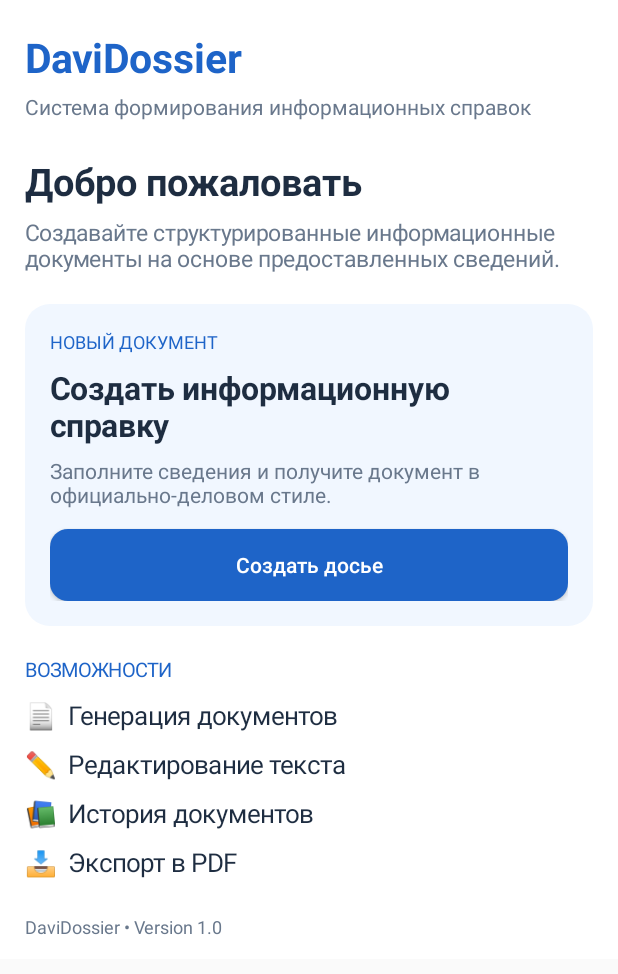
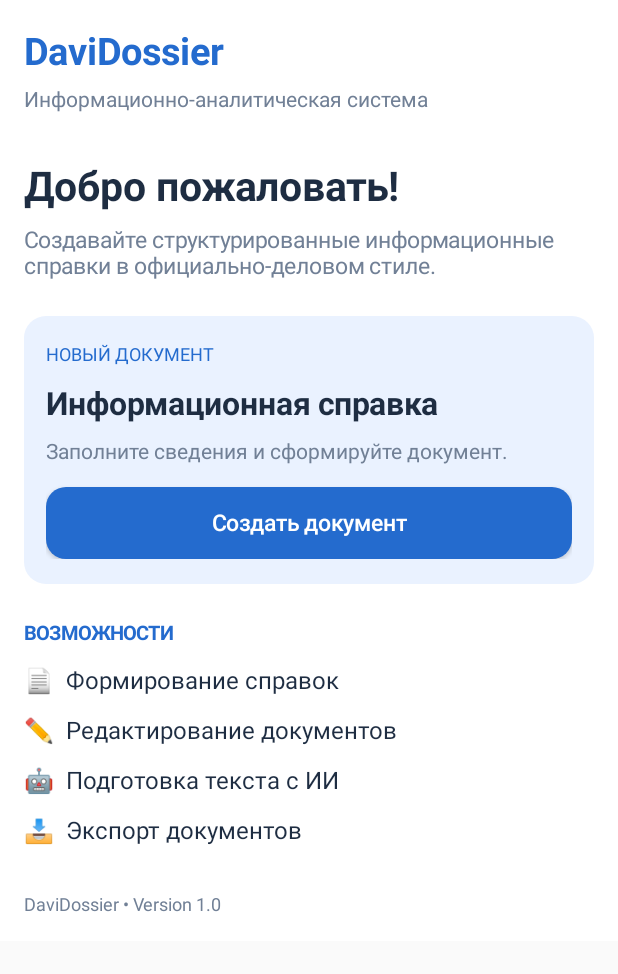
Before and after one commit to arabyandavid73-max/DaviDossier, an Android app: the screen it shows after launch (MainActivity), on a phone screen of 412 x 824 dp. Shown: the top 974 px of the screen. Run offline under Robolectric (Android 15) with nearby library versions, the phone set to English and light mode, and no system bars.

Commit message:
Update MainActivity.java

```diff
--- a/app/src/main/java/com/davidik/dossier/MainActivity.java
+++ b/app/src/main/java/com/davidik/dossier/MainActivity.java
@@ -1,3 +1,4 @@
+
 package com.davidik.dossier;
 
 import android.app.*;
@@ -10,20 +11,22 @@ import android.widget.*;
 
 public class MainActivity extends Activity {
 
+    int blue = 0xFF246BCE;
+    int dark = 0xFF1E2D42;
+    int gray = 0xFF718096;
+    int light = 0xFFF2F6FC;
+
     LinearLayout root;
+    EditText fullName, birthDate, country, city, profession, details;
 
-    int blue = Color.rgb(30, 100, 200);
-    int dark = Color.rgb(30, 45, 65);
-    int gray = Color.rgb(105, 120, 140);
-
-    GradientDrawable bg(int color, int radius) {
+    GradientDrawable shape(int color, int radius) {
         GradientDrawable d = new GradientDrawable();
         d.setColor(color);
         d.setCornerRadius(radius);
         return d;
     }
 
-    TextView text(String value, int size, int color) {
+    TextView label(String value, int size, int color) {
         TextView t = new TextView(this);
         t.setText(value);
         t.setTextSize(size);
@@ -31,21 +34,56 @@ public class MainActivity extends Activity {
         return t;
     }
 
-    EditText field(String hint) {
+    void space(LinearLayout layout, int height) {
+        View v = new View(this);
+        layout.addView(v, new LinearLayout.LayoutParams(1, height));
+    }
+
+    Button makeButton(String value) {
+        Button b = new Button(this);
+        b.setText(value);
+        b.setTextColor(Color.WHITE);
+        b.setTextSize(15);
+        b.setAllCaps(false);
+        b.setBackground(shape(blue, 20));
+        return b;
+    }
+
+    EditText makeField(String hint) {
         EditText e = new EditText(this);
         e.setHint(hint);
         e.setTextSize(15);
         e.setSingleLine(true);
-        e.setPadding(35, 20, 35, 20);
-        e.setBackground(bg(Color.rgb(245, 248, 252), 20));
+        e.setPadding(22, 14, 22, 14);
+        e.setBackground(shape(light, 16));
         return e;
     }
 
-    void space(LinearLayout layout, int height) {
-        View v = new View(this);
-        layout.addView(v, new LinearLayout.LayoutParams(
-            1, height
-        ));
+    void setup(String title) {
+        root = new LinearLayout(this);
+        root.setOrientation(1);
+        root.setPadding(24, 25, 24, 25);
+        root.setBackgroundColor(Color.WHITE);
+
+        ScrollView scroll = new ScrollView(this);
+        scroll.addView(root);
+        setContentView(scroll);
+
+        TextView logo = label("DaviDossier", 25, blue);
+        logo.setTypeface(null, Typeface.BOLD);
+        root.addView(logo);
+
+        space(root, 8);
+        root.addView(label(title, 14, gray));
+    }
+
+    void addField(String title, EditText field) {
+        space(root, 15);
+        TextView t = label(title, 14, dark);
+        t.setTypeface(null, Typeface.BOLD);
+        root.addView(t);
+        space(root, 7);
+        root.addView(field);
     }
 
     @Override
@@ -63,107 +101,214 @@ public class MainActivity extends Activity {
     }
 
     void showHome() {
-        root = new LinearLayout(this);
-        root.setOrientation(1);
-        root.setBackgroundColor(Color.WHITE);
-        root.setPadding(25, 30, 25, 20);
+        setup("Информационно-аналитическая система");
 
-        ScrollView scroll = new ScrollView(this);
-        scroll.addView(root);
+        space(root, 45);
 
-        setContentView(scroll);
+        TextView title = label("Добро пожаловать!", 27, dark);
+        title.setTypeface(null, Typeface.BOLD);
+        root.addView(title);
 
-        TextView logo = text("DaviDossier", 27, blue);
-        logo.setTypeface(null, Typeface.BOLD);
-        root.addView(logo);
+        space(root, 12);
 
-        space(root, 8);
-
-        root.addView(text(
-            "Система формирования информационных справок",
-            14, gray
+        root.addView(label(
+            "Создавайте структурированные информационные " +
+            "справки в официально-деловом стиле.",
+            15, gray
         ));
 
         space(root, 35);
 
-        TextView title = text("Добро пожаловать", 25, dark);
-        title.setTypeface(null, Typeface.BOLD);
-        root.addView(title);
-
-        space(root, 10);
-
-        root.addView(text(
-            "Создавайте структурированные информационные документы " +
-            "на основе предоставленных сведений.",
-            15, gray
-        ));
-
-        space(root, 30);
-
         LinearLayout card = new LinearLayout(this);
         card.setOrientation(1);
-        card.setPadding(25, 25, 25, 25);
-        card.setBackground(bg(Color.rgb(241, 247, 255), 25));
+        card.setPadding(22, 25, 22, 25);
+        card.setBackground(shape(0xFFEAF2FF, 22));
 
-        card.addView(text("НОВЫЙ ДОКУМЕНТ", 12, blue));
+        card.addView(label("НОВЫЙ ДОКУМЕНТ", 12, blue));
+        space(card, 15);
 
-        space(card, 12);
-
-        TextView cardTitle = text(
-            "Создать информационную справку",
-            21, dark
+        TextView cardTitle = label(
+            "Информационная справка", 21, dark
         );
         cardTitle.setTypeface(null, Typeface.BOLD);
         card.addView(cardTitle);
 
-        space(card, 10);
+        space(card, 12);
 
-        card.addView(text(
-            "Заполните сведения и получите документ " +
-            "в официально-деловом стиле.",
+        card.addView(label(
+            "Заполните сведения и сформируйте документ.",
             14, gray
         ));
 
-        space(card, 20);
+        space(card, 22);
 
-        Button create = new Button(this);
-        create.setText("Создать досье");
-        create.setTextColor(Color.WHITE);
-        create.setAllCaps(false);
-        create.setBackground(bg(blue, 18));
+        Button create = makeButton("Создать документ");
         card.addView(create);
+        root.addView(card);
 
         create.setOnClickListener(v -> showForm());
 
-        root.addView(card);
+        space(root, 35);
 
-        space(root, 30);
+        TextView features = label("ВОЗМОЖНОСТИ", 13, blue);
+        features.setTypeface(null, Typeface.BOLD);
+        root.addView(features);
 
-        root.addView(text("ВОЗМОЖНОСТИ", 13, blue));
+        space(root, 17);
+        root.addView(label("📄  Формирование справок", 16, dark));
+        space(root, 17);
+        root.addView(label("✏️  Редактирование документов", 16, dark));
+        space(root, 17);
+        root.addView(label("🤖  Подготовка текста с ИИ", 16, dark));
+        space(root, 17);
+        root.addView(label("📥  Экспорт документов", 16, dark));
+
+        space(root, 45);
+        root.addView(label("DaviDossier • Version 1.0", 12, gray));
+    }
+
+    void showForm() {
+        setup("Создание нового документа");
+
+        space(root, 25);
+
+        TextView title = label("Сведения", 25, dark);
+        title.setTypeface(null, Typeface.BOLD);
+        root.addView(title);
+
+        space(root, 8);
+        root.addView(label(
+            "Введите только сведения, которые имеете право использовать.",
+            13, gray
+        ));
+
+        fullName = makeField("Фамилия, имя, отчество");
+        birthDate = makeField("ДД.ММ.ГГГГ");
+        country = makeField("Страна");
+        city = makeField("Город");
+        profession = makeField("Профессия");
+
+        addField("ФИО *", fullName);
+        addField("Дата рождения", birthDate);
+        addField("Страна", country);
+        addField("Город", city);
+        addField("Профессия", profession);
+
+        space(root, 20);
+        root.addView(label("Дополнительная информация", 14, dark));
+        space(root, 8);
+
+        details = new EditText(this);
+        details.setHint("Введите дополнительные сведения...");
+        details.setTextSize(15);
+        details.setGravity(Gravity.TOP);
+        details.setMinLines(5);
+        details.setPadding(20, 18, 20, 18);
+        details.setBackground(shape(light, 16));
+        root.addView(details);
+
+        space(root, 25);
+
+        Button preview = makeButton("Предварительный просмотр");
+        root.addView(preview);
+
+        preview.setOnClickListener(v -> {
+            if (fullName.getText().toString().trim().isEmpty()) {
+                fullName.setError("Введите ФИО");
+                return;
+            }
+            showPreview();
+        });
 
         space(root, 15);
 
-        root.addView(text("📄  Генерация документов", 17, dark));
-        space(root, 15);
-        root.addView(text("✏️  Редактирование текста", 17, dark));
-        space(root, 15);
-        root.addView(text("📚  История документов", 17, dark));
-        space(root, 15);
-        root.addView(text("📥  Экспорт в PDF", 17, dark));
+        Button back = makeButton("На главную");
+        root.addView(back);
+        back.setOnClickListener(v -> showHome());
+    }
 
-        space(root, 35);
+    void showPreview() {
+        setup("Предварительный просмотр");
 
-        root.addView(text(
-            "DaviDossier • Version 1.0",
+        space(root, 25);
+
+        TextView heading = label(
+            "ИНФОРМАЦИОННАЯ СПРАВКА",
+            20, blue
+        );
+        heading.setTypeface(null, Typeface.BOLD);
+        heading.setGravity(Gravity.CENTER);
+        root.addView(heading);
+
+        space(root, 8);
+
+        TextView number = label(
+            "ДОКУМЕНТ № 000001", 12, gray
+        );
+        number.setGravity(Gravity.CENTER);
+        root.addView(number);
+
+        space(root, 25);
+
+        LinearLayout document = new LinearLayout(this);
+        document.setOrientation(1);
+        document.setPadding(22, 22, 22, 22);
+        document.setBackground(shape(light, 18));
+
+        addLine(document, "Фамилия, имя, отчество",
+            fullName.getText().toString());
+
+        addLine(document, "Дата рождения",
+            birthDate.getText().toString());
+
+        addLine(document, "Страна",
+            country.getText().toString());
+
+        addLine(document, "Город",
+            city.getText().toString());
+
+        addLine(document, "Профессия",
+            profession.getText().toString());
+
+        addLine(document, "Дополнительные сведения",
+            details.getText().toString());
+
+        space(document, 25);
+
+        document.addView(label(
+            "Сведения представлены пользователем. " +
+            "Независимая проверка достоверности не проводилась. " +
+            "Документ не является официальным заключением.",
             12, gray
         ));
+
+        root.addView(document);
+
+        space(root, 25);
+
+        Button edit = makeButton("Редактировать");
+        root.addView(edit);
+        edit.setOnClickListener(v -> showForm());
+
+        space(root, 12);
+
+        Button home = makeButton("На главную");
+        root.addView(home);
+        home.setOnClickListener(v -> showHome());
     }
 
-    void showForm() {
-        Toast.makeText(
-            this,
-            "Форма будет добавлена следующим этапом",
-            Toast.LENGTH_SHORT
-        ).show();
+    void addLine(LinearLayout layout, String title, String value) {
+        space(layout, 12);
+
+        TextView name = label(title, 12, gray);
+        layout.addView(name);
+
+        space(layout, 5);
+
+        TextView content = label(
+            value.trim().isEmpty() ? "Не указано" : value,
+            15, dark
+        );
+        layout.addView(content);
     }
 }
```
